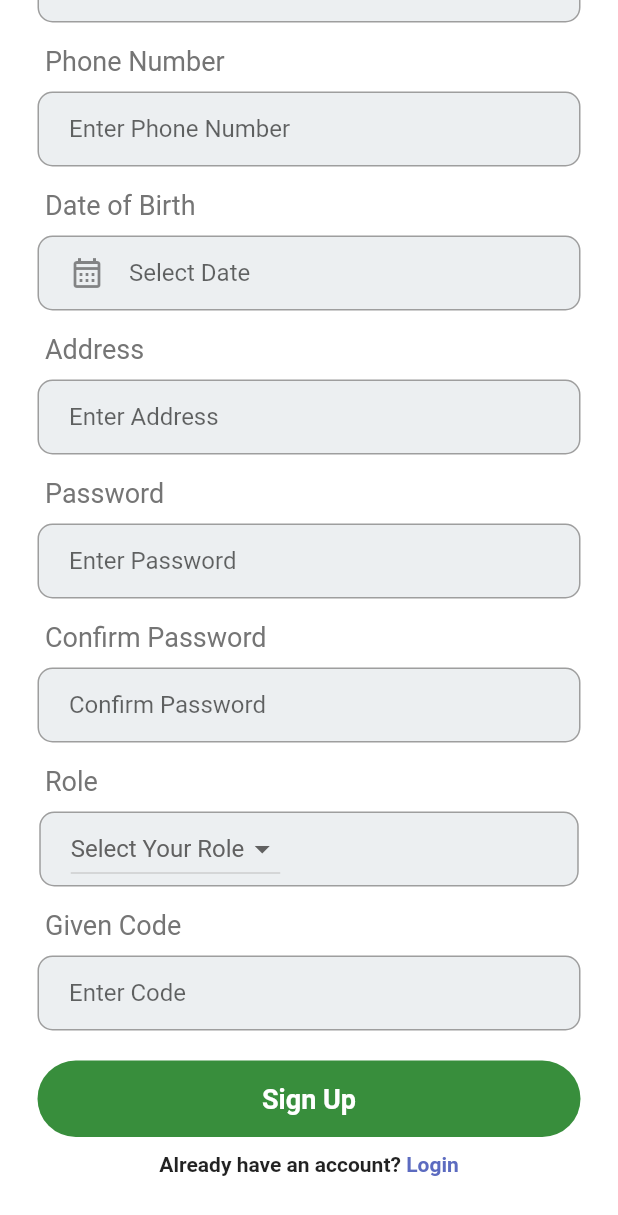
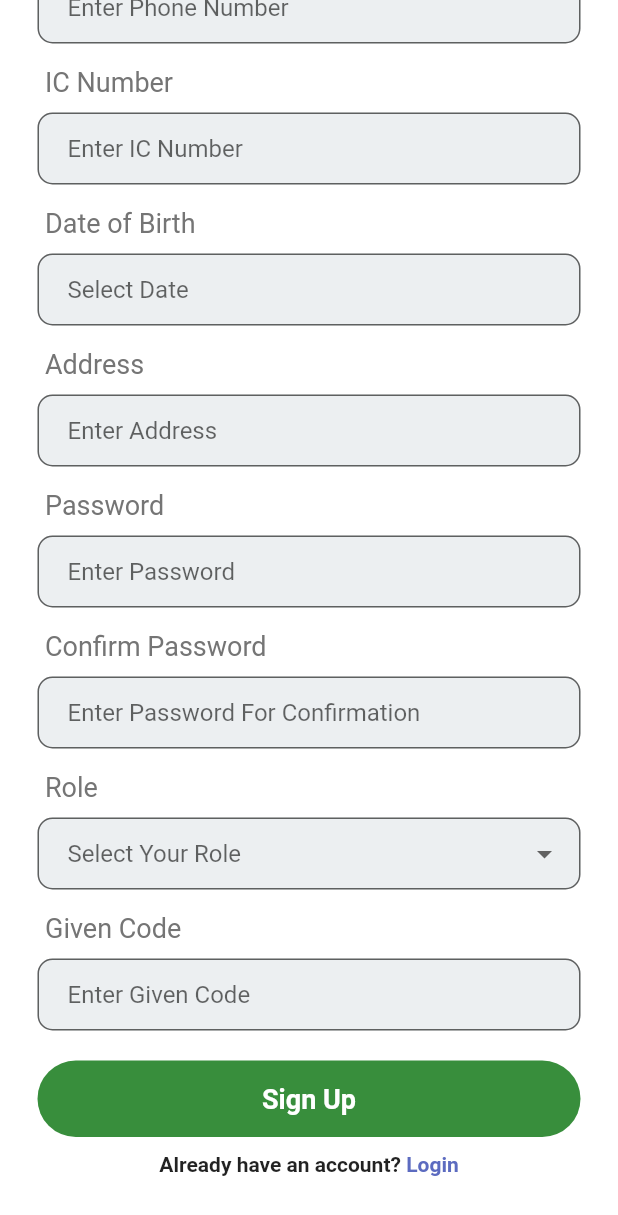
Before and after one commit to khairunsf/mydialysis-app-new-sqlite, a Flutter app: the screen it shows after launch, after a tap on "Sign Up", on a phone screen of 412 x 824 dp. Shown: the top 1215 px of the screen. Run offline on Flutter 3.47's test engine with Material 2 defaults, Android fonts, the phone set to English and light mode, and no system bars; our stand-ins replace cloud_firestore, firebase_auth, google_nav_bar, shared_preferences, sqflite, toast; accounts and stored records are empty.

Commit message:
6th commit

```diff
--- a/lib/db/databaseHelper.dart
+++ b/lib/db/databaseHelper.dart
@@ -10,8 +10,9 @@ class DatabaseHelper {
   static DatabaseHelper? _databaseHelper; //singleton dbhelper
   static Database? _database;
 
-  String userTable = 'user_table';
+  String userTable = 'userTable';
   String coluid = 'uid';
+  String coluic = 'uic';
   String coluname = 'uname';
   String colupwd = 'upwd';
   String colucpwd = 'ucpwd';
@@ -42,7 +43,7 @@ class DatabaseHelper {
   Future<Database> initializeDatabase() async {
     //get directory path
     Directory directory = await getApplicationDocumentsDirectory();
-    String path = directory.path + '/myDialysis.db'; //db name
+    String path = directory.path + '/myDialysis-new.db'; //db name
     print(path);
 
     //open/create db at given path
@@ -53,7 +54,7 @@ class DatabaseHelper {
   //creating db(table and fields)
   void _createDB(Database db, int newVersion) async {
     await db.execute(
-        'CREATE TABLE $userTable($coluid INTEGER PRIMARY KEY AUTOINCREMENT, $coluname TEXT NULL, $colupwd TEXT NULL, $colucpwd TEXT NULL, $coluphoneNum TEXT NULL, $coluemail TEXT NULL, $coludob TEXT NULL, $coluaddress TEXT NULL, $colugivenCode TEXT NULL, $colurole TEXT NULL)');
+        'CREATE TABLE $userTable($coluid INTEGER PRIMARY KEY AUTOINCREMENT, $coluname TEXT NULL, $coluic TEXT NULL, $colupwd TEXT NULL, $colucpwd TEXT NULL, $coluphoneNum TEXT NULL, $coluemail TEXT NULL, $coludob TEXT NULL, $coluaddress TEXT NULL, $colugivenCode TEXT NULL, $colurole TEXT NULL)');
   }
 
   //fetch operation: get all data from db
@@ -78,11 +79,11 @@ class DatabaseHelper {
   }
 
   //fetch one user only by email and password
-  Future<UserModel?> getLoginUser(
-      String uemail, String upwd) async {
+  Future<UserModel?> getLoginUser(String uemail, String upwd) async {
     final result = await _database!.rawQuery(
-        "SELECT * FROM $userTable WHERE $coluemail = ? AND $colupwd = ?", [uemail, upwd]);
-        if (result.isNotEmpty) {
+        "SELECT * FROM $userTable WHERE $coluemail = ? AND $colupwd = ?",
+        [uemail, upwd]);
+    if (result.isNotEmpty) {
       return UserModel.fromJson(result.first);
     }
     return null;
--- a/lib/model/userModel.dart
+++ b/lib/model/userModel.dart
@@ -5,6 +5,7 @@ import 'dart:core';
 class UserModel {
   int? uid;
   String? uname,
+      uic,
       upwd,
       ucpwd,
       uphoneNum,
@@ -16,6 +17,7 @@ class UserModel {
 
   UserModel(
       {this.uid,
+      this.uic,
       this.uname,
       this.upwd,
       this.ucpwd,
@@ -30,6 +32,7 @@ class UserModel {
   factory UserModel.fromJson(Map<String, dynamic> json) {
     return UserModel(
         uid: json['uid'],
+        uic: json['uic'],
         uname: json['uname'],
         upwd: json['upwd'],
         ucpwd: json['ucpwd'],
--- a/lib/screens/login.dart
+++ b/lib/screens/login.dart
@@ -84,6 +84,7 @@ class _LoginPageState extends State<LoginPage> {
     final SharedPreferences sp = await prefs;
 
     sp.setInt("user_id", user.uid!);
+    sp.setString("user_ic", user.uic!);
     sp.setString("user_name", user.uname!);
     sp.setString("email", user.uemail!);
     sp.setString("password", user.upwd!);
--- a/lib/screens/sign_up.dart
+++ b/lib/screens/sign_up.dart
@@ -1,4 +1,4 @@
-// ignore_for_file: prefer_const_constructors, use_build_context_synchronously, non_constant_identifier_names, depend_on_referenced_packages, prefer_final_fields
+// ignore_for_file: prefer_const_constructors, use_build_context_synchronously, non_constant_identifier_names, depend_on_referenced_packages, prefer_final_fields, unused_field, avoid_print, unnecessary_new
 
 import 'package:flutter/material.dart';
 import 'package:mydialysis_app/db/databaseHelper.dart';
@@ -15,6 +15,7 @@ class SignupPage extends StatefulWidget {
 }
 
 class _SignupPageState extends State<SignupPage> {
+  final _formKey = new GlobalKey<FormState>();
   DatabaseHelper? _databaseHelper;
 
   Future initDb() async {
@@ -45,6 +46,7 @@ class _SignupPageState extends State<SignupPage> {
   final _phoneNumberController = TextEditingController();
   final _dobController = TextEditingController();
   final _addressController = TextEditingController();
+  final _icController = TextEditingController();
   DateFormat dateFormat = DateFormat("dd-MM-yyyy");
 
   @override
@@ -57,6 +59,7 @@ class _SignupPageState extends State<SignupPage> {
     _dobController.dispose();
     _addressController.dispose();
     _confirmPasswordController.dispose();
+    _icController.dispose();
     super.dispose();
   }
 
@@ -75,6 +78,7 @@ class _SignupPageState extends State<SignupPage> {
         'urole': selectedRole,
         'upwd': _passwordController.text.trim(),
         'ucpwd': _confirmPasswordController.text.trim(),
+        'uic': _icController.text.trim(),
       });
 
       showDialog<String>(
@@ -129,6 +133,8 @@ class _SignupPageState extends State<SignupPage> {
         child: SingleChildScrollView(
           reverse: true,
           child: Center(
+            child: Form(
+              key: _formKey,
               child: Column(
                 children: [
                   //App Logo
@@ -169,21 +175,22 @@ class _SignupPageState extends State<SignupPage> {
                   ),
                   Padding(
                     padding: const EdgeInsets.symmetric(horizontal: 25.0),
-                  child: Container(
-                    decoration: BoxDecoration(
-                      color: Colors.blueGrey[50],
-                      border: Border.all(color: Colors.grey),
+                    child: TextFormField(
+                      controller: _nameController,
+                      validator: (value) {
+                        if (value == "") {
+                          return "Please Enter Name";
+                        }
+                        return null;
+                      },
+                      decoration: InputDecoration(
+                        contentPadding: EdgeInsets.only(left: 20),
+                        filled: true,
+                        fillColor: Colors.blueGrey[50],
+                        border: OutlineInputBorder(
                             borderRadius: BorderRadius.circular(10),
-                    ),
-                    child: Padding(
-                      padding: const EdgeInsets.only(left: 20.0),
-                      child: TextField(
-                        controller: _nameController,
-                        decoration: InputDecoration(
-                          border: InputBorder.none,
+                            borderSide: BorderSide(color: Colors.grey)),
                         hintText: 'Enter Name',
-                        ),
-                      ),
                       ),
                     ),
                   ),
@@ -212,21 +219,22 @@ class _SignupPageState extends State<SignupPage> {
                   ),
                   Padding(
                     padding: const EdgeInsets.symmetric(horizontal: 25.0),
-                  child: Container(
-                    decoration: BoxDecoration(
-                      color: Colors.blueGrey[50],
-                      border: Border.all(color: Colors.grey),
+                    child: TextFormField(
+                      controller: _emailController,
+                      validator: (value) {
+                        if (value == "") {
+                          return "Please Enter Email";
+                        }
+                        return null;
+                      },
+                      decoration: InputDecoration(
+                        contentPadding: EdgeInsets.only(left: 20),
+                        filled: true,
+                        fillColor: Colors.blueGrey[50],
+                        border: OutlineInputBorder(
                             borderRadius: BorderRadius.circular(10),
-                    ),
-                    child: Padding(
-                      padding: const EdgeInsets.only(left: 20.0),
-                      child: TextField(
-                        controller: _emailController,
-                        decoration: InputDecoration(
-                          border: InputBorder.none,
+                            borderSide: BorderSide(color: Colors.grey)),
                         hintText: 'Enter Email Address',
-                        ),
-                      ),
                       ),
                     ),
                   ),
@@ -255,21 +263,66 @@ class _SignupPageState extends State<SignupPage> {
                   ),
                   Padding(
                     padding: const EdgeInsets.symmetric(horizontal: 25.0),
-                  child: Container(
-                    decoration: BoxDecoration(
-                      color: Colors.blueGrey[50],
-                      border: Border.all(color: Colors.grey),
+                    child: TextFormField(
+                      controller: _phoneNumberController,
+                      validator: (value) {
+                        if (value == "") {
+                          return "Please Enter Phone Number";
+                        }
+                        return null;
+                      },
+                      decoration: InputDecoration(
+                        contentPadding: EdgeInsets.only(left: 20),
+                        filled: true,
+                        fillColor: Colors.blueGrey[50],
+                        border: OutlineInputBorder(
                             borderRadius: BorderRadius.circular(10),
-                    ),
-                    child: Padding(
-                      padding: const EdgeInsets.only(left: 20.0),
-                      child: TextField(
-                        controller: _phoneNumberController,
-                        decoration: InputDecoration(
-                          border: InputBorder.none,
+                            borderSide: BorderSide(color: Colors.grey)),
                         hintText: 'Enter Phone Number',
                       ),
                     ),
+                  ),
+                  SizedBox(
+                    height: 15,
+                  ),
+
+                  //IC Number textfield
+                  Padding(
+                    padding: const EdgeInsets.only(left: 30.0),
+                    child: Row(
+                      mainAxisAlignment: MainAxisAlignment.start,
+                      children: [
+                        Text(
+                          'IC Number',
+                          style: TextStyle(
+                            color: Colors.grey[600],
+                            fontSize: 18,
+                          ),
+                        ),
+                      ],
+                    ),
+                  ),
+                  SizedBox(
+                    height: 10,
+                  ),
+                  Padding(
+                    padding: const EdgeInsets.symmetric(horizontal: 25.0),
+                    child: TextFormField(
+                      controller: _icController,
+                      validator: (value) {
+                        if (value == "") {
+                          return "Please Enter IC Number";
+                        }
+                        return null;
+                      },
+                      decoration: InputDecoration(
+                        contentPadding: EdgeInsets.only(left: 20),
+                        filled: true,
+                        fillColor: Colors.blueGrey[50],
+                        border: OutlineInputBorder(
+                            borderRadius: BorderRadius.circular(10),
+                            borderSide: BorderSide(color: Colors.grey)),
+                        hintText: 'Enter IC Number',
                       ),
                     ),
                   ),
@@ -298,19 +351,21 @@ class _SignupPageState extends State<SignupPage> {
                   ),
                   Padding(
                     padding: const EdgeInsets.symmetric(horizontal: 25.0),
-                  child: Container(
-                    decoration: BoxDecoration(
-                      color: Colors.blueGrey[50],
-                      border: Border.all(color: Colors.grey),
+                    child: TextFormField(
+                      controller: _dobController,
+                      validator: (value) {
+                        if (value == "") {
+                          return "Please Select Date of Birth";
+                        }
+                        return null;
+                      },
+                      decoration: InputDecoration(
+                        contentPadding: EdgeInsets.only(left: 20),
+                        filled: true,
+                        fillColor: Colors.blueGrey[50],
+                        border: OutlineInputBorder(
                             borderRadius: BorderRadius.circular(10),
-                    ),
-                    child: Padding(
-                      padding: const EdgeInsets.only(left: 20.0),
-                      child: TextField(
-                        controller: _dobController,
-                        decoration: InputDecoration(
-                          icon: Icon(Icons.calendar_month_outlined),
-                          border: InputBorder.none,
+                            borderSide: BorderSide(color: Colors.grey)),
                         hintText: 'Select Date',
                       ),
                       onTap: (() async {
@@ -321,13 +376,10 @@ class _SignupPageState extends State<SignupPage> {
                             lastDate: DateTime(2101));
                         if (pickeddate != null) {
                           setState(() {
-                              _dobController.text =
-                                  dateFormat.format(pickeddate);
+                            _dobController.text = dateFormat.format(pickeddate);
                           });
                         }
                       }),
-                      ),
-                    ),
                     ),
                   ),
                   SizedBox(
@@ -355,21 +407,22 @@ class _SignupPageState extends State<SignupPage> {
                   ),
                   Padding(
                     padding: const EdgeInsets.symmetric(horizontal: 25.0),
-                  child: Container(
-                    decoration: BoxDecoration(
-                      color: Colors.blueGrey[50],
-                      border: Border.all(color: Colors.grey),
+                    child: TextFormField(
+                      controller: _addressController,
+                      validator: (value) {
+                        if (value == "") {
+                          return "Please Enter Address";
+                        }
+                        return null;
+                      },
+                      decoration: InputDecoration(
+                        contentPadding: EdgeInsets.only(left: 20),
+                        filled: true,
+                        fillColor: Colors.blueGrey[50],
+                        border: OutlineInputBorder(
                             borderRadius: BorderRadius.circular(10),
-                    ),
-                    child: Padding(
-                      padding: const EdgeInsets.only(left: 20.0),
-                      child: TextField(
-                        controller: _addressController,
-                        decoration: InputDecoration(
-                          border: InputBorder.none,
+                            borderSide: BorderSide(color: Colors.grey)),
                         hintText: 'Enter Address',
-                        ),
-                      ),
                       ),
                     ),
                   ),
@@ -398,22 +451,23 @@ class _SignupPageState extends State<SignupPage> {
                   ),
                   Padding(
                     padding: const EdgeInsets.symmetric(horizontal: 25.0),
-                  child: Container(
-                    decoration: BoxDecoration(
-                      color: Colors.blueGrey[50],
-                      border: Border.all(color: Colors.grey),
+                    child: TextFormField(
+                      controller: _passwordController,
+                      obscureText: true,
+                      validator: (value) {
+                        if (value == "") {
+                          return "Please Enter Password";
+                        }
+                        return null;
+                      },
+                      decoration: InputDecoration(
+                        contentPadding: EdgeInsets.only(left: 20),
+                        filled: true,
+                        fillColor: Colors.blueGrey[50],
+                        border: OutlineInputBorder(
                             borderRadius: BorderRadius.circular(10),
-                    ),
-                    child: Padding(
-                      padding: const EdgeInsets.only(left: 20.0),
-                      child: TextField(
-                        obscureText: true,
-                        controller: _passwordController,
-                        decoration: InputDecoration(
-                          border: InputBorder.none,
+                            borderSide: BorderSide(color: Colors.grey)),
                         hintText: 'Enter Password',
-                        ),
-                      ),
                       ),
                     ),
                   ),
@@ -442,22 +496,23 @@ class _SignupPageState extends State<SignupPage> {
                   ),
                   Padding(
                     padding: const EdgeInsets.symmetric(horizontal: 25.0),
-                  child: Container(
-                    decoration: BoxDecoration(
-                      color: Colors.blueGrey[50],
-                      border: Border.all(color: Colors.grey),
+                    child: TextFormField(
+                      controller: _confirmPasswordController,
+                      obscureText: true,
+                      validator: (value) {
+                        if (value == "") {
+                          return "Please Enter Password For Confirmation";
+                        }
+                        return null;
+                      },
+                      decoration: InputDecoration(
+                        contentPadding: EdgeInsets.only(left: 20),
+                        filled: true,
+                        fillColor: Colors.blueGrey[50],
+                        border: OutlineInputBorder(
                             borderRadius: BorderRadius.circular(10),
-                    ),
-                    child: Padding(
-                      padding: const EdgeInsets.only(left: 20.0),
-                      child: TextField(
-                        obscureText: true,
-                        controller: _confirmPasswordController,
-                        decoration: InputDecoration(
-                          border: InputBorder.none,
-                          hintText: 'Confirm Password',
-                        ),
-                      ),
+                            borderSide: BorderSide(color: Colors.grey)),
+                        hintText: 'Enter Password For Confirmation',
                       ),
                     ),
                   ),
@@ -486,15 +541,16 @@ class _SignupPageState extends State<SignupPage> {
                   ),
                   Padding(
                     padding: const EdgeInsets.symmetric(horizontal: 25.0),
-                  child: Container(
-                    decoration: BoxDecoration(
-                      color: Colors.blueGrey[50],
-                      border: Border.all(color: Colors.grey),
+                    child: DropdownButtonFormField(
+                      decoration: InputDecoration(
+                        contentPadding: EdgeInsets.only(left: 20),
+                        filled: true,
+                        fillColor: Colors.blueGrey[50],
+                        border: OutlineInputBorder(
                             borderRadius: BorderRadius.circular(10),
+                            borderSide: BorderSide(color: Colors.grey)),
+                        hintText: 'Select Your Role',
                       ),
-                    child: Padding(
-                      padding: const EdgeInsets.only(left: 20.0, right: 198.0),
-                      child: DropdownButton(
                       items: _roleType
                           .map((String value) => DropdownMenuItem(
                                 value: value,
@@ -512,12 +568,12 @@ class _SignupPageState extends State<SignupPage> {
                       },
                       value: selectedRole,
                       isExpanded: false,
-                        hint: Text(
-                          'Select Your Role',
-                          style: TextStyle(color: Colors.grey.shade700),
-                        ),
-                      ),
-                    ),
+                      validator: (value) {
+                        if (value == null) {
+                          return "Role is required";
+                        }
+                        return null;
+                      },
                     ),
                   ),
                   SizedBox(
@@ -545,21 +601,22 @@ class _SignupPageState extends State<SignupPage> {
                   ),
                   Padding(
                     padding: const EdgeInsets.symmetric(horizontal: 25.0),
-                  child: Container(
-                    decoration: BoxDecoration(
-                      color: Colors.blueGrey[50],
-                      border: Border.all(color: Colors.grey),
+                    child: TextFormField(
+                      controller: _givencodeController,
+                      validator: (value) {
+                        if (value == "") {
+                          return "Please Enter Given Code";
+                        }
+                        return null;
+                      },
+                      decoration: InputDecoration(
+                        contentPadding: EdgeInsets.only(left: 20),
+                        filled: true,
+                        fillColor: Colors.blueGrey[50],
+                        border: OutlineInputBorder(
                             borderRadius: BorderRadius.circular(10),
-                    ),
-                    child: Padding(
-                      padding: const EdgeInsets.only(left: 20.0),
-                      child: TextField(
-                        controller: _givencodeController,
-                        decoration: InputDecoration(
-                          border: InputBorder.none,
-                          hintText: 'Enter Code',
-                        ),
-                      ),
+                            borderSide: BorderSide(color: Colors.grey)),
+                        hintText: 'Enter Given Code',
                       ),
                     ),
                   ),
@@ -569,7 +626,13 @@ class _SignupPageState extends State<SignupPage> {
 
                   //Button
                   GestureDetector(
-                  onTap: signUp,
+                    onTap: (() {
+                      if (_formKey.currentState!.validate()) {
+                        signUp();
+                      } else {
+                        print("Valid Failed");
+                      }
+                    }),
                     child: Padding(
                       padding: const EdgeInsets.symmetric(horizontal: 25.0),
                       child: Container(
@@ -629,6 +692,7 @@ class _SignupPageState extends State<SignupPage> {
             ),
           ),
         ),
+      ),
     );
   }
 }
```
Lines whose indentation alone changed are shown as unchanged.
